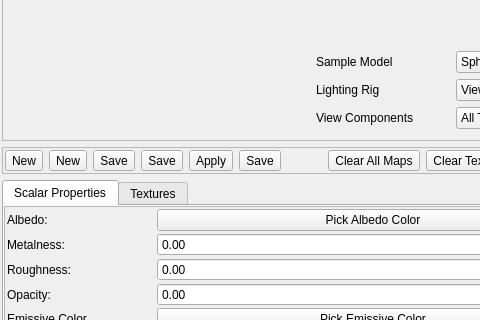
This is ui/MaterialPropertiesPanel.ui in sharjith/ModelViewer-Qt as Qt 5 draws it before an edit; both pictures show x 0 to 480 and y 169 to 489 of the 610 by 945 pixel window. The edited form follows.
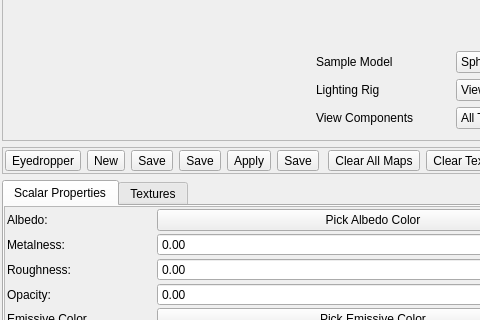
This is the edited form. Icons and pictures are not drawn. Custom widgets are drawn as their Qt base class.

Commit message: Add selection & material productivity tools: Lasso, Filter by Material/Color, Eyedropper, Selection Sets, Turntable

Patch:
```diff
--- a/ui/MaterialPropertiesPanel.ui
+++ b/ui/MaterialPropertiesPanel.ui
@@ -403,7 +403,7 @@
          <string>Create new material</string>
         </property>
         <property name="text">
-         <string>New</string>
+         <string>Eyedropper</string>
         </property>
         <property name="icon">
          <iconset resource="../ModelViewer.qrc">
@@ -415,6 +415,9 @@
           <height>36</height>
          </size>
         </property>
+        <property name="checkable">
+         <bool>true</bool>
+        </property>
        </widget>
       </item>
       <item>
```
Left out of the diff: 2 changed lines with no effect on the pictures. The commit also changes 35 other files.
